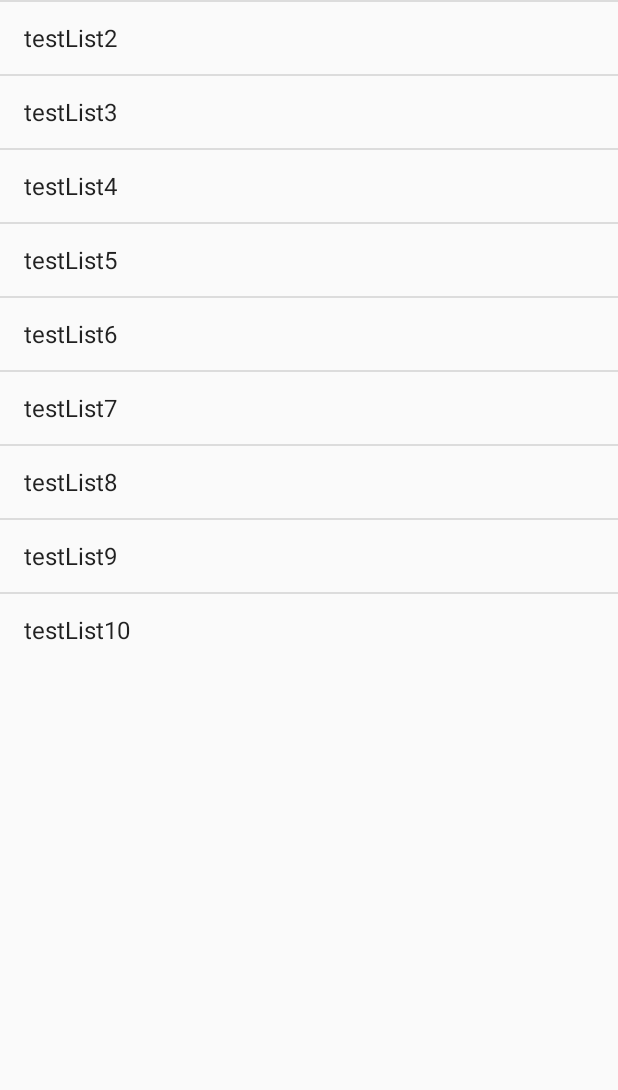
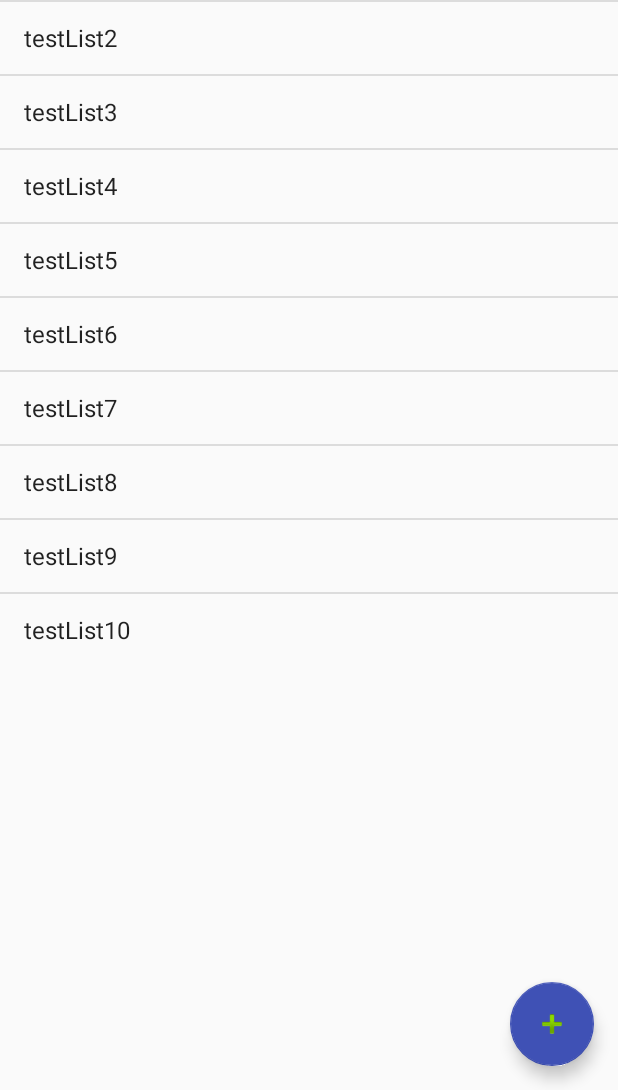
Before and after one commit to MacDragon/ToDo, an Android app: the screen it shows after launch (MainActivity), on a phone screen of 412 x 824 dp, the part 146-1236 px from its top. Run offline under Robolectric (Android 15) with nearby library versions, the phone set to English and light mode, and no system bars.

Commit message:
committing to allow pull

```diff
--- a/app/src/main/java/fi/metropolia/foobar/todo/ToDoListActivity.java
+++ b/app/src/main/java/fi/metropolia/foobar/todo/ToDoListActivity.java
@@ -128,7 +128,7 @@ public class ToDoListActivity extends AppCompatActivity {
 
         // get the actual list object so we can work with it.
         toDoItemList = SelectionList.getInstance().getToDoList(listName);
-        //added by rafe for testing
+
 
 
         // temporary dummy items to allow quick testing, till saving and loading is working, no need to save the variable locally
--- a/app/src/main/res/layout/activity_main.xml
+++ b/app/src/main/res/layout/activity_main.xml
@@ -26,4 +26,12 @@
         android:layout_width="629dp"
         android:layout_height="wrap_content" />
 
+    <android.support.design.widget.FloatingActionButton
+        android:id="@+id/fab"
+        android:layout_width="match_parent"
+        android:layout_height="wrap_content"
+        android:layout_gravity="bottom|end"
+        android:layout_margin="@dimen/fab_margin"
+        app:srcCompat="@android:drawable/ic_input_add" />
+
 </android.support.design.widget.CoordinatorLayout>
```
Also changed, not shown: app/src/main/java/fi/metropolia/foobar/todo/MainActivity.java (+11 -0 lines).
